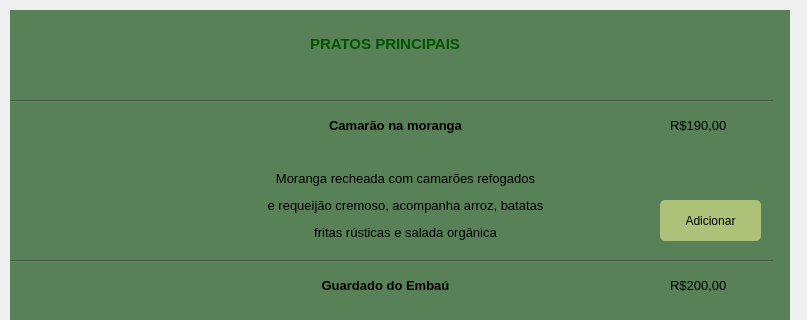
This is telas_qt/janela_pratos_principais.ui in lauraprass/aplicativo_de_pedidos_para_restaurante as Qt 5 draws it before an edit; both pictures show x 0 to 807 and y 0 to 320 of the 807 by 589 pixel window. The edited form follows.
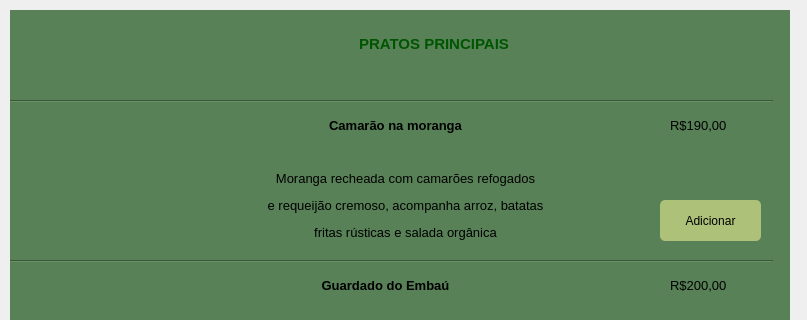
This is the edited form. Icons and pictures are not drawn.

```diff
--- a/telas_qt/janela_pratos_principais.ui
+++ b/telas_qt/janela_pratos_principais.ui
@@ -74,12 +74,21 @@
    <widget class="QWidget" name="widget_pratos" native="true">
     <property name="geometry">
      <rect>
-      <x>90</x>
+      <x>16</x>
       <y>10</y>
-      <width>607</width>
+      <width>741</width>
       <height>48</height>
      </rect>
     </property>
+    <widget class="QWidget" name="">
+     <property name="geometry">
+      <rect>
+       <x>11</x>
+       <y>10</y>
+       <width>735</width>
+       <height>28</height>
+      </rect>
+     </property>
     <layout class="QHBoxLayout" name="horizontalLayout">
      <item>
       <spacer name="horizontalSpacer">
@@ -94,6 +103,22 @@
        </property>
       </spacer>
      </item>
+      <item>
+       <widget class="QLabel" name="label">
+        <property name="minimumSize">
+         <size>
+          <width>52</width>
+          <height>25</height>
+         </size>
+        </property>
+        <property name="styleSheet">
+         <string notr="true">image: url(:/icon/Captura_de_tela_2023-12-05_203228-removebg-preview.png);</string>
+        </property>
+        <property name="text">
+         <string/>
+        </property>
+       </widget>
+      </item>
      <item>
       <widget class="QLabel" name="lbl_pratos">
        <property name="styleSheet">
@@ -121,6 +146,7 @@
       </spacer>
      </item>
     </layout>
+    </widget>
    </widget>
    <widget class="QWidget" name="widget_camarao_moranga" native="true">
     <property name="geometry">
```
Lines whose indentation alone changed are shown as unchanged.
